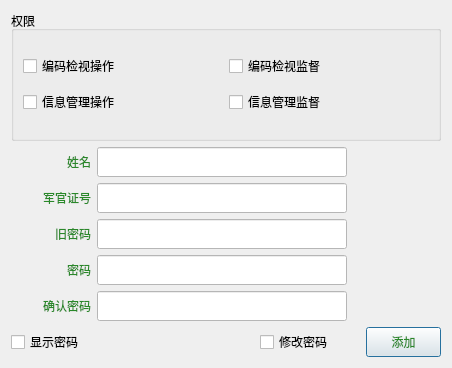
This is GunManagementSystem/UI/SystemManager/UserManager.ui in zhaixueming/GunManagementSystem as Qt 5 draws it before an edit. The edited form follows.
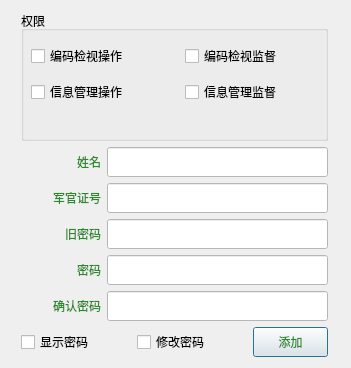
This is the edited form. Icons and pictures are not drawn.

What changed in the file:
```diff
--- a/GunManagementSystem/UI/SystemManager/UserManager.ui
+++ b/GunManagementSystem/UI/SystemManager/UserManager.ui
@@ -6,7 +6,7 @@
    <rect>
     <x>0</x>
     <y>0</y>
-    <width>451</width>
+    <width>351</width>
     <height>368</height>
    </rect>
   </property>
@@ -17,14 +17,21 @@
    <iconset resource="../../SysMainWindow.qrc">
     <normaloff>:/SysMainWindow/Resources/login-icon.png</normaloff>:/SysMainWindow/Resources/login-icon.png</iconset>
   </property>
-  <layout class="QGridLayout" name="gridLayout">
-   <item row="0" column="0" colspan="4">
+  <layout class="QGridLayout" name="gridLayout_3">
+   <item row="0" column="0" colspan="3">
     <widget class="QGroupBox" name="groupBox_3">
      <property name="title">
       <string>权限</string>
      </property>
-     <layout class="QGridLayout" name="gridLayout_3">
-      <item row="0" column="0">
+     <widget class="QWidget" name="layoutWidget">
+      <property name="geometry">
+       <rect>
+        <x>10</x>
+        <y>30</y>
+        <width>301</width>
+        <height>68</height>
+       </rect>
+      </property>
        <layout class="QGridLayout" name="gridLayout_2">
         <item row="0" column="0">
          <widget class="QCheckBox" name="checkBox_BianMaJianShiCaoZuo">
@@ -115,11 +122,12 @@
          </widget>
         </item>
        </layout>
-      </item>
-     </layout>
-    </widget>
+     </widget>
+    </widget>
    </item>
-   <item row="1" column="0">
+   <item row="1" column="0" colspan="3">
+    <layout class="QGridLayout" name="gridLayout">
+     <item row="0" column="0">
     <widget class="QLabel" name="label_27">
      <property name="minimumSize">
       <size>
@@ -148,7 +156,7 @@
      </property>
     </widget>
    </item>
-   <item row="1" column="1" colspan="3">
+     <item row="0" column="1">
     <widget class="QLineEdit" name="lineEdit_XingMing">
      <property name="minimumSize">
       <size>
@@ -174,7 +182,7 @@
      </property>
     </widget>
    </item>
-   <item row="2" column="0">
+     <item row="1" column="0">
     <widget class="QLabel" name="label_29">
      <property name="minimumSize">
       <size>
@@ -200,7 +208,7 @@
      </property>
     </widget>
    </item>
-   <item row="2" column="1" colspan="3">
+     <item row="1" column="1">
     <widget class="QLineEdit" name="lineEdit_JunGuanZheng">
      <property name="minimumSize">
       <size>
@@ -229,7 +237,7 @@
      </property>
     </widget>
    </item>
-   <item row="3" column="0">
+     <item row="2" column="0">
     <widget class="QLabel" name="label_JiuMiMa">
      <property name="minimumSize">
       <size>
@@ -255,7 +263,7 @@
      </property>
     </widget>
    </item>
-   <item row="3" column="1" colspan="3">
+     <item row="2" column="1">
     <widget class="QLineEdit" name="lineEdit_JiuMiMa">
      <property name="minimumSize">
       <size>
@@ -284,7 +292,7 @@
      </property>
     </widget>
    </item>
-   <item row="4" column="0">
+     <item row="3" column="0">
     <widget class="QLabel" name="label_26">
      <property name="minimumSize">
       <size>
@@ -310,7 +318,7 @@
      </property>
     </widget>
    </item>
-   <item row="4" column="1" colspan="3">
+     <item row="3" column="1">
     <widget class="QLineEdit" name="lineEdit_MiMa">
      <property name="minimumSize">
       <size>
@@ -336,7 +344,7 @@
      </property>
     </widget>
    </item>
-   <item row="5" column="0">
+     <item row="4" column="0">
     <widget class="QLabel" name="label_28">
      <property name="minimumSize">
       <size>
@@ -362,7 +370,7 @@
      </property>
     </widget>
    </item>
-   <item row="5" column="1" colspan="3">
+     <item row="4" column="1">
     <widget class="QLineEdit" name="lineEdit_QueRenMiMa">
      <property name="minimumSize">
       <size>
@@ -388,7 +396,9 @@
      </property>
     </widget>
    </item>
-   <item row="6" column="0" colspan="2">
+    </layout>
+   </item>
+   <item row="2" column="0">
     <widget class="QCheckBox" name="checkBox_XianShi">
      <property name="minimumSize">
       <size>
@@ -410,7 +420,7 @@
      </property>
     </widget>
    </item>
-   <item row="6" column="2">
+   <item row="2" column="1">
     <widget class="QCheckBox" name="checkBox_XiuGaiMiMa">
      <property name="minimumSize">
       <size>
@@ -432,7 +442,7 @@
      </property>
     </widget>
    </item>
-   <item row="6" column="3">
+   <item row="2" column="2">
     <widget class="QPushButton" name="pushButton_QueDing">
      <property name="minimumSize">
       <size>
```
Lines whose indentation alone changed are shown as unchanged.
